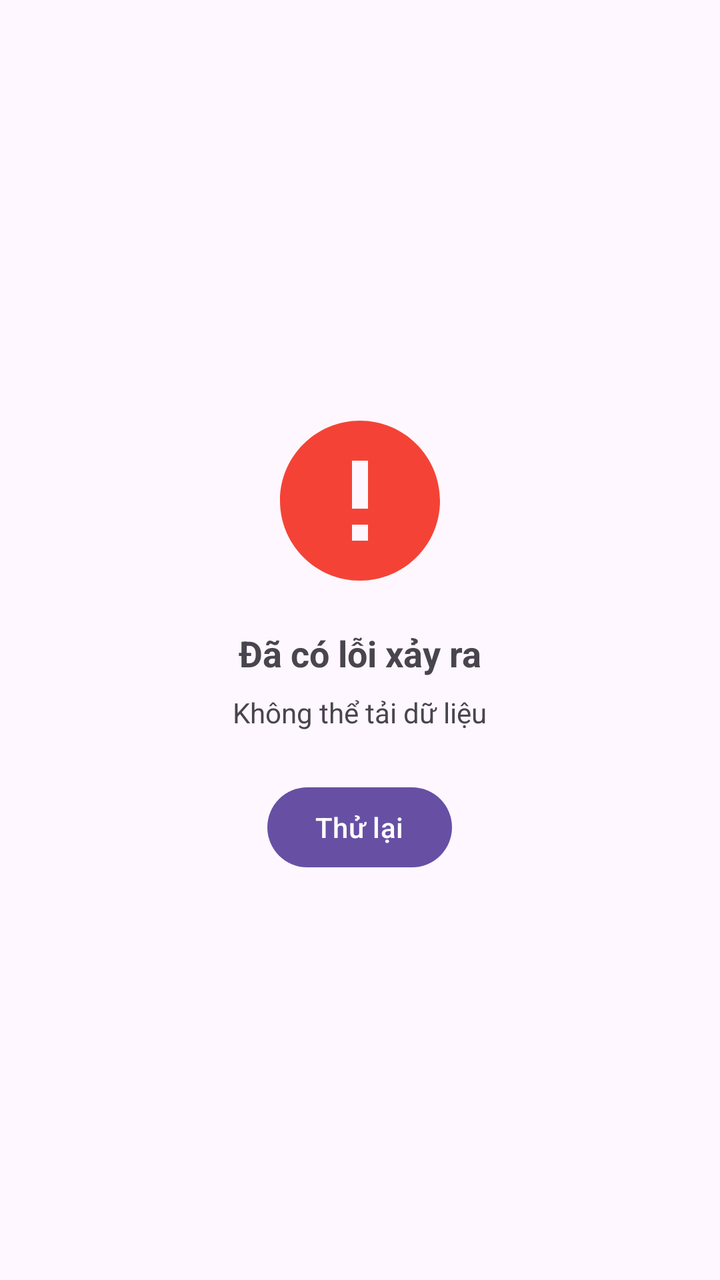
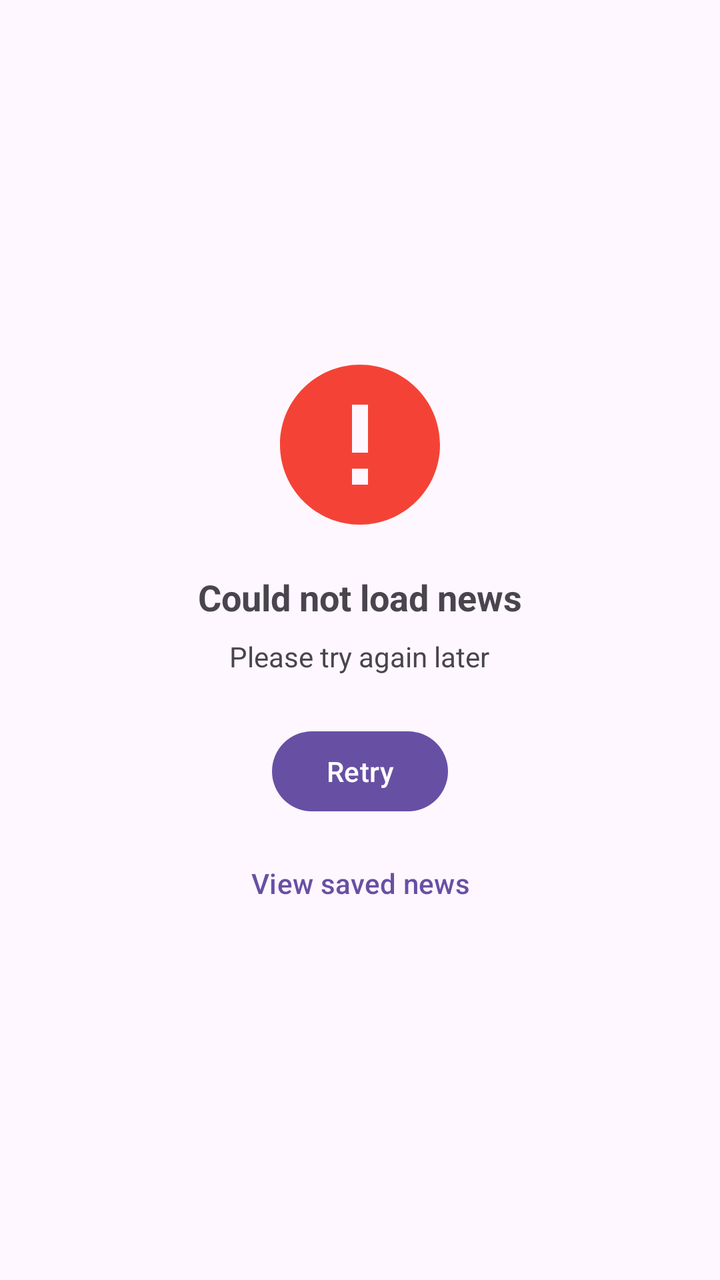

The first picture is an Android layout as it rendered before a commit; the second is the same layout after the commit. The layout source and the unified diff follow.
<!-- AndroidManifest.xml: application theme Theme.NewsReaderAndroid -->
<!-- res/layout/view_state_error.xml -->
<?xml version="1.0" encoding="utf-8"?>
<LinearLayout xmlns:android="http://schemas.android.com/apk/res/android"
    android:layout_width="match_parent"
    android:layout_height="match_parent"
    android:gravity="center"
    android:orientation="vertical"
    android:padding="32dp">

    <ImageView
        android:layout_width="96dp"
        android:layout_height="96dp"
        android:src="@drawable/ic_error"
        android:contentDescription="Error" />

    <TextView
        android:layout_width="wrap_content"
        android:layout_height="wrap_content"
        android:layout_marginTop="16dp"
        android:text="@string/error_title"
        android:textSize="18sp"
        android:textStyle="bold" />

    <TextView
        android:id="@+id/tvErrorMessage"
        android:layout_width="wrap_content"
        android:layout_height="wrap_content"
        android:layout_marginTop="8dp"
        android:text="@string/error_message"
        android:gravity="center"
        android:textSize="14sp" />

    <com.google.android.material.button.MaterialButton
        android:id="@+id/btnRetry"
        android:layout_width="wrap_content"
        android:layout_height="wrap_content"
        android:layout_marginTop="24dp"
        android:text="@string/retry" />

</LinearLayout>
<!-- resources referenced by this layout -->
<resources>
  <!-- drawable ic_error (drawable) -->
  <vector xmlns:android="http://schemas.android.com/apk/res/android"
      android:width="96dp"
      android:height="96dp"
      android:viewportWidth="24"
      android:viewportHeight="24">
    <path
        android:fillColor="#F44336"
        android:pathData="M12,2C6.48,2 2,6.48 2,12s4.48,10 10,10 10,-4.48 10,-10S17.52,2 12,2zM13,17h-2v-2h2v2zM13,13h-2L11,7h2v6z"/>
  </vector>
  <string name="error_message">Không thể tải dữ liệu</string>
  <string name="error_title">Đã có lỗi xảy ra</string>
  <string name="retry">Thử lại</string>
  <style name="Theme.NewsReaderAndroid" parent="Base.Theme.NewsReaderAndroid" />
  <style name="Base.Theme.NewsReaderAndroid" parent="Theme.Material3.DayNight.NoActionBar">
          
          
      </style>
</resources>

<!-- the commit's change to res/layout/view_state_error.xml (unified diff, before → after) -->
@@ -10,7 +10,7 @@
         android:layout_width="96dp"
         android:layout_height="96dp"
         android:src="@drawable/ic_error"
-        android:contentDescription="Error" />
+        android:contentDescription="@string/error_content_description" />
 
     <TextView
         android:layout_width="wrap_content"
@@ -34,6 +34,14 @@
         android:layout_width="wrap_content"
         android:layout_height="wrap_content"
         android:layout_marginTop="24dp"
-        android:text="@string/retry" />
+        android:text="@string/local_retry" />
+
+    <com.google.android.material.button.MaterialButton
+        android:id="@+id/btnSaved"
+        style="@style/Widget.Material3.Button.TextButton"
+        android:layout_width="wrap_content"
+        android:layout_height="wrap_content"
+        android:layout_marginTop="8dp"
+        android:text="@string/local_try_saved" />
 
 </LinearLayout>
<!-- resource entries referenced after the edit -->
@@ -10,9 +10,11 @@
         android:fillColor="#F44336"
         android:pathData="M12,2C6.48,2 2,6.48 2,12s4.48,10 10,10 10,-4.48 10,-10S17.52,2 12,2zM13,17h-2v-2h2v2zM13,13h-2L11,7h2v6z"/>
   </vector>
-  <string name="error_message">Không thể tải dữ liệu</string>
-  <string name="error_title">Đã có lỗi xảy ra</string>
-  <string name="retry">Thử lại</string>
+  <string name="error_content_description">Error state icon</string>
+  <string name="error_message">Please try again later</string>
+  <string name="error_title">Could not load news</string>
+  <string name="local_retry">Retry</string>
+  <string name="local_try_saved">View saved news</string>
   <style name="Theme.NewsReaderAndroid" parent="Base.Theme.NewsReaderAndroid" />
   <style name="Base.Theme.NewsReaderAndroid" parent="Theme.Material3.DayNight.NoActionBar">
           
